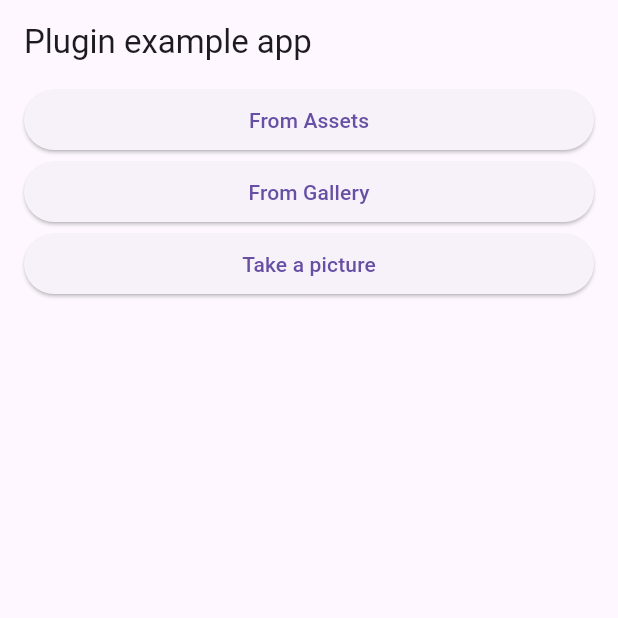
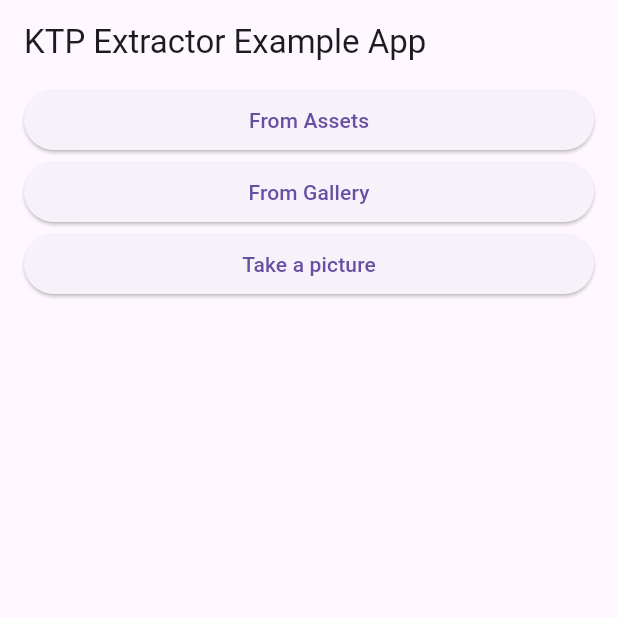
Before and after one commit to galihbtp/ktp_extractor, a Flutter app: the screen it shows after launch, on a phone screen of 412 x 824 dp, the top half of it. Run offline on Flutter 3.47's test engine with Material 3 defaults, Android fonts, the phone set to English and light mode, and no system bars; our stand-ins replace equatable, image_picker; missing offline and left inert: google_mlkit_object_detection, google_mlkit_text_recognition, string_similarity.

Commit message:
add nullable condition

```diff
--- a/example/lib/main.dart
+++ b/example/lib/main.dart
@@ -35,7 +35,7 @@ class _MyAppState extends State<MyApp> {
   Widget build(BuildContext context) {
     return Scaffold(
       appBar: AppBar(
-        title: const Text('Plugin example app'),
+        title: const Text('KTP Extractor Example App'),
       ),
       body: ListView(
         children: [
@@ -68,68 +68,68 @@ class _MyAppState extends State<MyApp> {
           ),
           if (_ktpModel != null)
             Padding(
-              padding: EdgeInsets.symmetric(horizontal: 16),
+              padding: const EdgeInsets.symmetric(horizontal: 16),
               child: Column(
                 crossAxisAlignment: CrossAxisAlignment.start,
                 children: [
                   Text(
-                    'Provinsi : ${_ktpModel!.province}',
+                    'Provinsi : ${_ktpModel!.province ?? '-'}',
                     maxLines: null,
                   ),
                   Text(
-                    'Kota / Kabupaten : ${_ktpModel!.city}',
+                    'Kota / Kabupaten : ${_ktpModel!.city ?? '-'}',
                     maxLines: null,
                   ),
                   Text(
-                    'NIK : ${_ktpModel!.nik}',
+                    'NIK : ${_ktpModel!.nik ?? '-'}',
                     maxLines: null,
                   ),
                   Text(
-                    'Nama : ${_ktpModel!.name}',
+                    'Nama : ${_ktpModel!.name ?? '-'}',
                     maxLines: null,
                   ),
                   Text(
-                    'Tempat Lahir : ${_ktpModel!.placeBirth}',
+                    'Tempat Lahir : ${_ktpModel!.placeBirth ?? '-'}',
                     maxLines: null,
                   ),
                   Text(
-                    'Tanggal Lahir : ${_ktpModel!.birthDay}',
+                    'Tanggal Lahir : ${_ktpModel!.birthDay ?? '-'}',
                     maxLines: null,
                   ),
                   Text(
-                    'Alamat : ${_ktpModel!.address}',
+                    'Alamat : ${_ktpModel!.address ?? '-'}',
                     maxLines: null,
                   ),
                   Text(
-                    '\t\t\tRT / RW : ${_ktpModel!.rt} / ${_ktpModel!.rw}',
+                    '\t\t\tRT / RW : ${_ktpModel!.rt} / ${_ktpModel!.rw ?? '-'}',
                     maxLines: null,
                   ),
                   Text(
-                    '\t\t\tKel/Desa : ${_ktpModel!.subDistrict}',
+                    '\t\t\tKel/Desa : ${_ktpModel!.subDistrict ?? '-'}',
                     maxLines: null,
                   ),
                   Text(
-                    '\t\t\tKecamatan : ${_ktpModel!.district}',
+                    '\t\t\tKecamatan : ${_ktpModel!.district ?? '-'}',
                     maxLines: null,
                   ),
                   Text(
-                    'Agama : ${_ktpModel!.religion}',
+                    'Agama : ${_ktpModel!.religion ?? '-'}',
                     maxLines: null,
                   ),
                   Text(
-                    'Status Perkawinan : ${_ktpModel!.marital}',
+                    'Status Perkawinan : ${_ktpModel!.marital ?? '-'}',
                     maxLines: null,
                   ),
                   Text(
-                    'Pekerjaan : ${_ktpModel!.occupation}',
+                    'Pekerjaan : ${_ktpModel!.occupation ?? '-'}',
                     maxLines: null,
                   ),
                   Text(
-                    'Kewarganegaraan : ${_ktpModel!.nationality}',
+                    'Kewarganegaraan : ${_ktpModel!.nationality ?? '-'}',
                     maxLines: null,
                   ),
                   Text(
-                    'Berlaku Hingga : ${_ktpModel!.validUntil}',
+                    'Berlaku Hingga : ${_ktpModel!.validUntil ?? '-'}',
                     maxLines: null,
                   ),
                 ],
```
